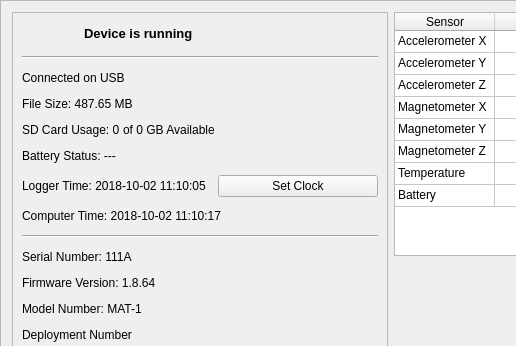
The window that gui/designer_files/start_stop.ui (LowellInstruments/Domino) describes before a commit, drawn with Qt 5; both pictures show x 0 to 516 and y 0 to 346 of the 782 by 512 pixel window.
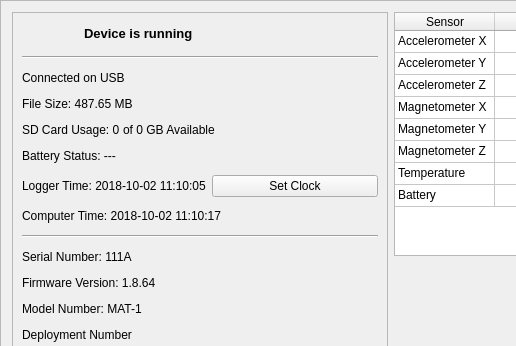
The same window after the commit. Icons and pictures are not drawn.

The edit to the form file:
```diff
--- a/gui/designer_files/start_stop.ui
+++ b/gui/designer_files/start_stop.ui
@@ -273,6 +273,9 @@
       </item>
       <item>
        <layout class="QHBoxLayout" name="horizontalLayout_3">
+        <property name="spacing">
+         <number>6</number>
+        </property>
         <item>
          <widget class="QLabel" name="label_logger_time">
           <property name="text">
```
